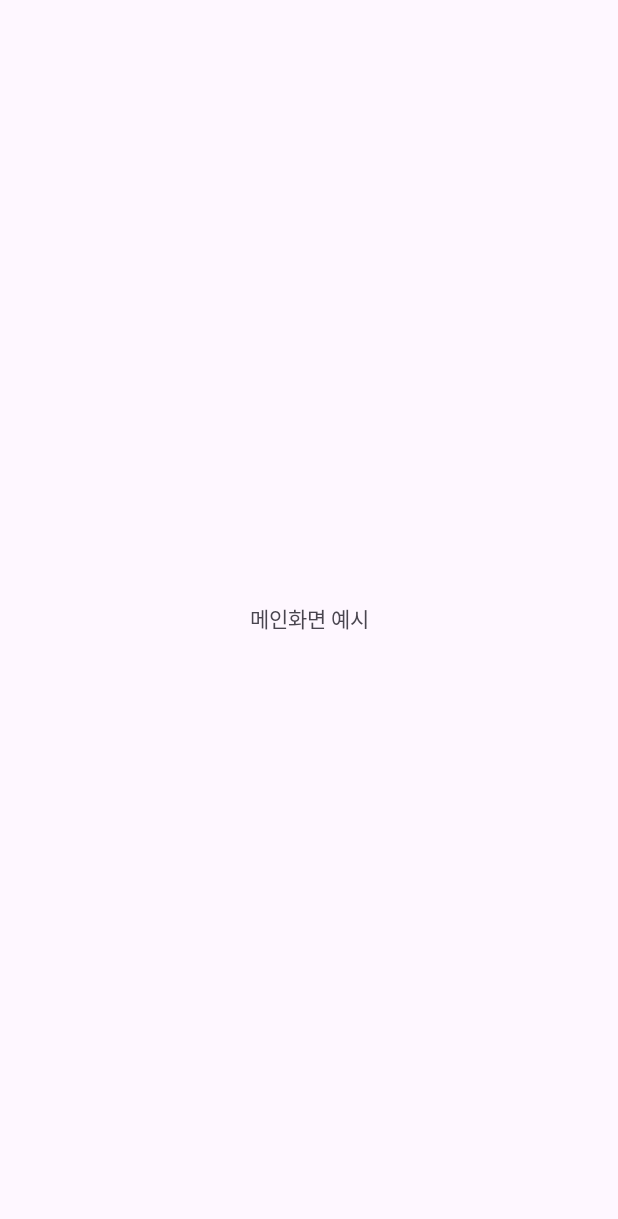
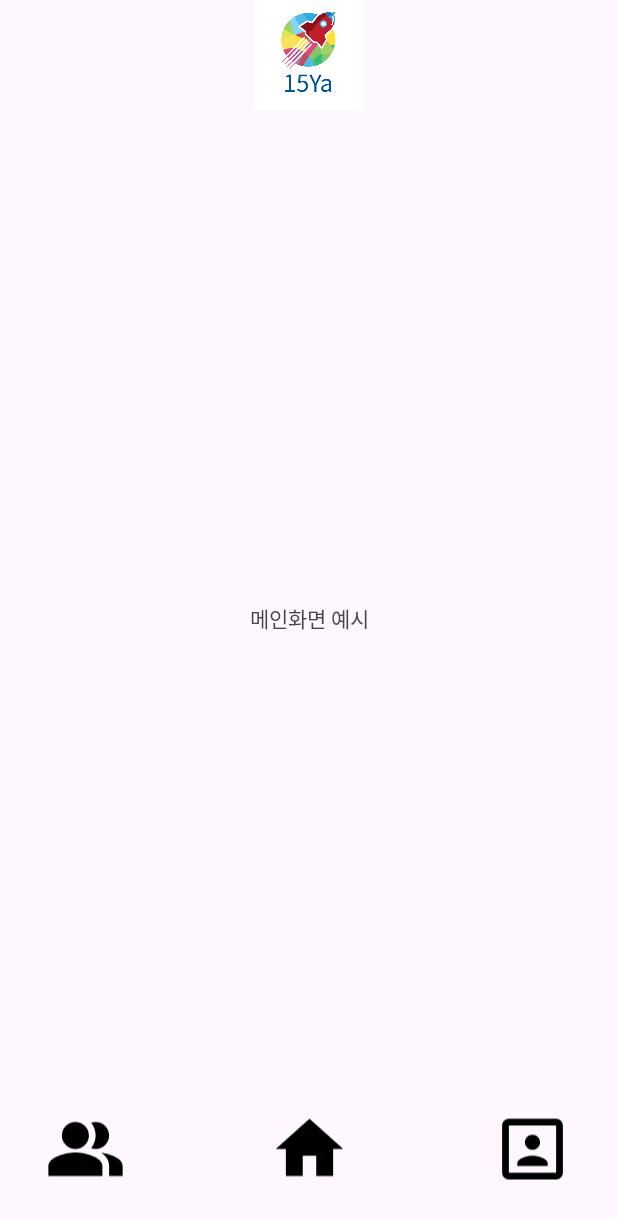
Before and after one commit to hosiker/SNS_App_Project, an Android app: the MainActivity screen opened directly, with no data from a screen before it, on a phone screen of 412 x 824 dp. Before the commit the part shown is almost empty. Shown: the top 1219 px of the screen. Run offline under Robolectric (Android 15) with nearby library versions, the phone set to English and light mode, and no system bars.

Commit message:
success loginLayout

```diff
--- a/app/src/main/java/com/example/nbcamp_15ya_sns/LoginActivity.kt
+++ b/app/src/main/java/com/example/nbcamp_15ya_sns/LoginActivity.kt
@@ -26,10 +26,12 @@ class LoginActivity : AppCompatActivity() {
 
             if (strId.isNotEmpty() && strPwd.isNotEmpty()) {
                 val user = userList.find { it.id == strId && it.password == strPwd }
-
+                val userInfoTest = user.toString()
                 if (user != null) {
                     val intent = Intent(this, MainActivity::class.java)
-                    Toast.makeText(this,"로그인 성공!", Toast.LENGTH_SHORT).show()
+
+                    intent.putExtra("user", user)
+                    Toast.makeText(this,"${user.name}님 반갑습니다", Toast.LENGTH_SHORT).show()
                     startActivity(intent)
 
                 } else {
@@ -47,8 +49,6 @@ class LoginActivity : AppCompatActivity() {
             val intent = Intent(this, SiginUpActivity::class.java)
             startActivity(intent)
         }
-
         // TODO : 언어변경 기능 구현
-
     }
 }
--- a/app/src/main/java/com/example/nbcamp_15ya_sns/User.kt
+++ b/app/src/main/java/com/example/nbcamp_15ya_sns/User.kt
@@ -1,4 +1,6 @@
 package com.example.nbcamp_15ya_sns
+
+import java.io.Serializable
 
 data class User(
     val id: String,
@@ -6,4 +8,15 @@ data class User(
     val name: String,
     val mbti: String,
     val stateM: String
-)
+) : Serializable
+
+
+
+
+//data class User(
+//    val id: String,
+//    val password: String,
+//    val name: String,
+//    val mbti: String,
+//    val stateM: String
+//)
--- /dev/null
+++ b/app/src/main/res/drawable/ic_home_24.xml
@@ -0,0 +1,5 @@
+<vector android:height="24dp" android:tint="#000000"
+    android:viewportHeight="24" android:viewportWidth="24"
+    android:width="24dp" xmlns:android="http://schemas.android.com/apk/res/android">
+    <path android:fillColor="@android:color/white" android:pathData="M10,20v-6h4v6h5v-8h3L12,3 2,12h3v8z"/>
+</vector>
--- /dev/null
+++ b/app/src/main/res/drawable/ic_people_alt_24.xml
@@ -0,0 +1,12 @@
+<vector android:height="24dp" android:tint="#000000"
+    android:viewportHeight="24" android:viewportWidth="24"
+    android:width="24dp" xmlns:android="http://schemas.android.com/apk/res/android">
+    <path android:fillColor="@android:color/white"
+        android:fillType="evenOdd" android:pathData="M16.67,13.13C18.04,14.06 19,15.32 19,17v3h4v-3C23,14.82 19.43,13.53 16.67,13.13z"/>
+    <path android:fillColor="@android:color/white"
+        android:fillType="evenOdd" android:pathData="M9,8m-4,0a4,4 0,1 1,8 0a4,4 0,1 1,-8 0"/>
+    <path android:fillColor="@android:color/white"
+        android:fillType="evenOdd" android:pathData="M15,12c2.21,0 4,-1.79 4,-4c0,-2.21 -1.79,-4 -4,-4c-0.47,0 -0.91,0.1 -1.33,0.24C14.5,5.27 15,6.58 15,8s-0.5,2.73 -1.33,3.76C14.09,11.9 14.53,12 15,12z"/>
+    <path android:fillColor="@android:color/white"
+        android:fillType="evenOdd" android:pathData="M9,13c-2.67,0 -8,1.34 -8,4v3h16v-3C17,14.34 11.67,13 9,13z"/>
+</vector>
--- /dev/null
+++ b/app/src/main/res/drawable/ic_portrait_24.xml
@@ -0,0 +1,5 @@
+<vector android:height="24dp" android:tint="#000000"
+    android:viewportHeight="24" android:viewportWidth="24"
+    android:width="24dp" xmlns:android="http://schemas.android.com/apk/res/android">
+    <path android:fillColor="@android:color/white" android:pathData="M12,12.25c1.24,0 2.25,-1.01 2.25,-2.25S13.24,7.75 12,7.75 9.75,8.76 9.75,10s1.01,2.25 2.25,2.25zM16.5,16.25c0,-1.5 -3,-2.25 -4.5,-2.25s-4.5,0.75 -4.5,2.25L7.5,17h9v-0.75zM19,3L5,3c-1.1,0 -2,0.9 -2,2v14c0,1.1 0.9,2 2,2h14c1.1,0 2,-0.9 2,-2L21,5c0,-1.1 -0.9,-2 -2,-2zM19,19L5,19L5,5h14v14z"/>
+</vector>
--- a/app/src/main/res/layout/main_activity.xml
+++ b/app/src/main/res/layout/main_activity.xml
@@ -5,6 +5,23 @@
     android:layout_width="match_parent"
     android:layout_height="match_parent"
     tools:context=".MainActivity">
+
+    <com.google.android.material.appbar.MaterialToolbar
+        android:id="@+id/topAppbar"
+        android:layout_width="match_parent"
+        android:layout_height="73dp"
+
+        app:layout_constraintStart_toStartOf="parent"
+        app:layout_constraintTop_toTopOf="parent">
+        <ImageView
+            android:layout_width="80dp"
+            android:layout_height="73dp"
+            android:src="@drawable/ic_logo_15ya"
+            android:layout_gravity="center">
+        </ImageView>
+    </com.google.android.material.appbar.MaterialToolbar>
+
+
 
     <TextView
         android:id="@+id/textView3"
@@ -15,4 +32,35 @@
         app:layout_constraintEnd_toEndOf="parent"
         app:layout_constraintStart_toStartOf="parent"
         app:layout_constraintTop_toTopOf="parent" />
+
+
+    <ImageView
+        android:layout_width="54dp"
+        android:layout_height="56dp"
+        android:layout_marginBottom="30dp"
+        app:layout_constraintBottom_toBottomOf="parent"
+        app:layout_constraintEnd_toEndOf="parent"
+        app:layout_constraintStart_toStartOf="parent"
+        app:srcCompat="@drawable/ic_home_24" />
+
+    <ImageView
+        android:layout_width="54dp"
+        android:layout_height="56dp"
+        android:layout_marginEnd="30dp"
+        android:layout_marginBottom="30dp"
+        app:layout_constraintBottom_toBottomOf="parent"
+        app:layout_constraintEnd_toEndOf="parent"
+        app:srcCompat="@drawable/ic_portrait_24" />
+
+    <ImageView
+        android:id="@+id/imageView3"
+        android:layout_width="54dp"
+        android:layout_height="56dp"
+        android:layout_marginStart="30dp"
+        android:layout_marginBottom="30dp"
+        app:layout_constraintBottom_toBottomOf="parent"
+        app:layout_constraintStart_toStartOf="parent"
+        app:srcCompat="@drawable/ic_people_alt_24" />
+
+
 </androidx.constraintlayout.widget.ConstraintLayout>
```
